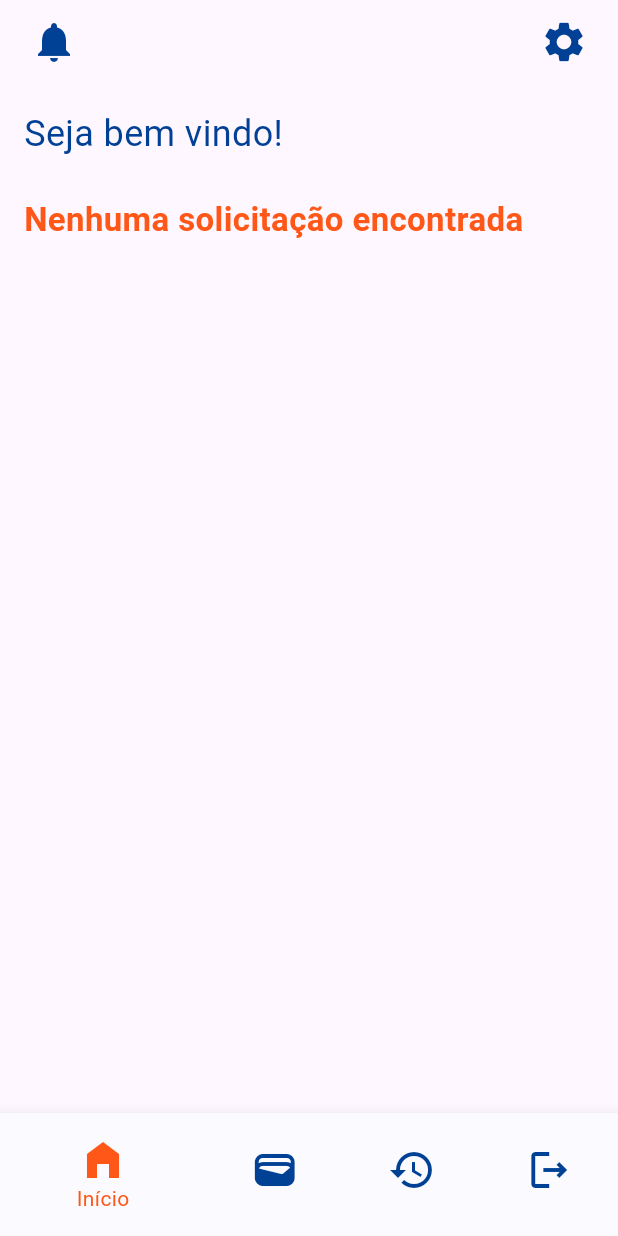
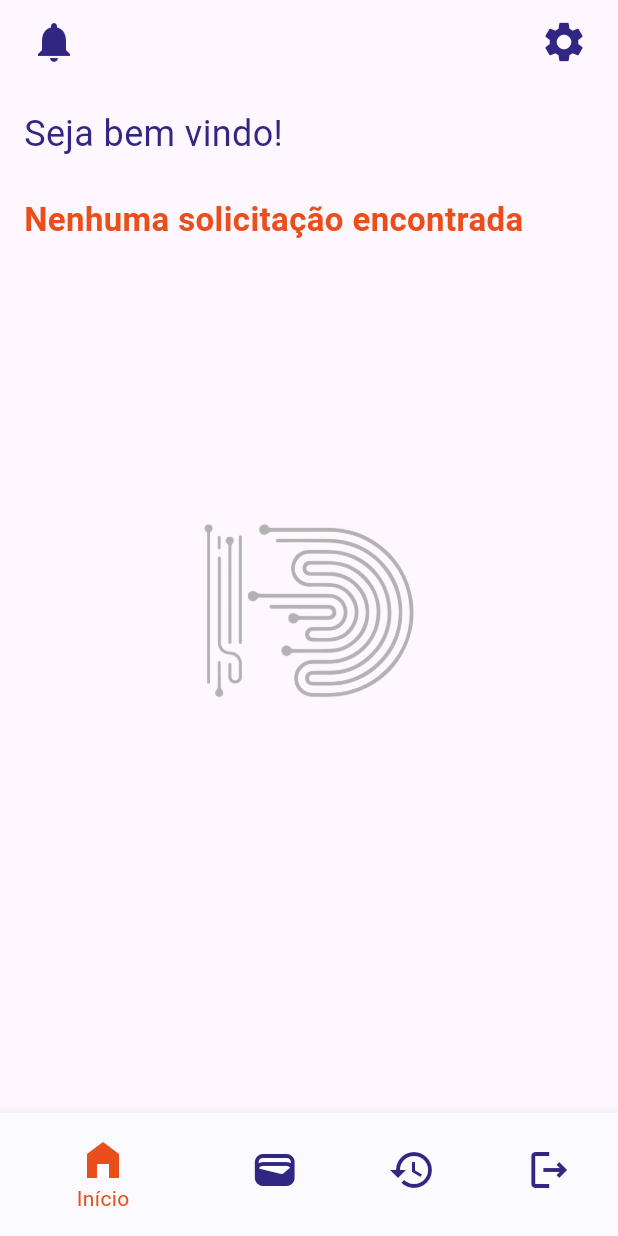
Before and after one commit to One-Tech-Devs/ID_frontend, a Flutter app: the LandingScreen screen opened directly, on a phone screen of 412 x 824 dp. Run offline on Flutter 3.47's test engine with Material 2 defaults, Android fonts, the light colour scheme and no system bars; our stand-ins replace cloud_firestore, firebase_core, firebase_messaging, flutter_local_notifications, local_auth, rxdart and 1 more; missing offline and left inert: bloc_provider, local_auth_android, local_auth_ios; accounts and stored records are empty.

Commit message:
alteracao cores, adicionado logotipo

```diff
--- a/one_tech_id_frontend/lib/config/colors_constant/colors_code.dart
+++ b/one_tech_id_frontend/lib/config/colors_constant/colors_code.dart
@@ -1,8 +1,8 @@
 import 'dart:ui';
 
 class IdColors {
-  static const Color unselectedconColor = Color.fromARGB(255, 0, 64, 149);
-  static const Color selectedColor = Color.fromARGB(255, 255, 87, 23);
+  static const Color unselectedconColor = Color.fromARGB(255, 49, 39, 131);
+  static const Color selectedColor = Color.fromARGB(255, 233, 78, 27);
   static const Color navBarColor = Color.fromARGB(255, 251, 251, 255);
   static const Color rejectButton = Color.fromARGB(255, 173, 51, 0);
 }
--- a/one_tech_id_frontend/lib/screens/access/login_screen.dart
+++ b/one_tech_id_frontend/lib/screens/access/login_screen.dart
@@ -1,4 +1,5 @@
 import 'package:flutter/material.dart';
+import 'package:one_tech_data_control/config/colors_constant/colors_code.dart';
 import 'package:one_tech_data_control/screens/landing_screen.dart';
 import 'package:one_tech_data_control/shared/widgets/login/bottom_sheet_login.dart';
 import '../../core/services/local_auth_service.dart';
@@ -40,6 +41,9 @@ class _LoginScreenState extends State<LoginScreen> {
                   Container(
                     width: constraints.maxWidth * 0.76,
                     child: FilledButton(
+                        style: ButtonStyle(
+                            backgroundColor: MaterialStatePropertyAll(
+                                IdColors.unselectedconColor)),
                         onPressed: () {
                           showModalBottomSheet(
                             isScrollControlled: true,
@@ -61,6 +65,9 @@ class _LoginScreenState extends State<LoginScreen> {
                   Container(
                     width: constraints.maxWidth * 0.76,
                     child: FilledButton(
+                        style: ButtonStyle(
+                            backgroundColor: MaterialStatePropertyAll(
+                                IdColors.unselectedconColor)),
                         onPressed: () async {
                           final authenticate = await LocalAuth.authenticate();
 
@@ -83,7 +90,7 @@ class _LoginScreenState extends State<LoginScreen> {
                       onPressed: () {},
                       child: const Text(
                         "Não possui uma ID ainda?\n Clique aqui para criar uma.",
-                        style: TextStyle(),
+                        style: TextStyle(color: IdColors.unselectedconColor),
                       ))
                 ],
               ),
--- a/one_tech_id_frontend/lib/screens/home_screen.dart
+++ b/one_tech_id_frontend/lib/screens/home_screen.dart
@@ -17,15 +17,15 @@ class _HomeScreenState extends State<HomeScreen> {
   Widget build(BuildContext context) {
     return Scaffold(
       body: Padding(
-        padding: EdgeInsets.all(16),
+        padding: const EdgeInsets.all(16),
         child: Column(
           crossAxisAlignment: CrossAxisAlignment.start,
           children: [
             HelloStreamWidget(),
-            SizedBox(
+            const SizedBox(
               height: 25,
             ),
-            Text(
+            const Text(
               "Nenhuma solicitação encontrada",
               style: TextStyle(
                   fontSize: 22,
@@ -36,6 +36,17 @@ class _HomeScreenState extends State<HomeScreen> {
             const SizedBox(
               height: 25,
             ),
+            Padding(
+              padding:
+                  const EdgeInsets.symmetric(horizontal: 105, vertical: 95),
+              child: SizedBox(
+                height: 250,
+                width: 180,
+                child: Center(
+                  child: Image.asset("assets/app/ID_marcadagua.png"),
+                ),
+              ),
+            )
           ],
         ),
       ),
--- a/one_tech_id_frontend/lib/screens/landing_screen.dart
+++ b/one_tech_id_frontend/lib/screens/landing_screen.dart
@@ -1,4 +1,5 @@
 import 'package:flutter/material.dart';
+import '../config/colors_constant/colors_code.dart';
 import '../shared/widgets/bottom_nav_bars/bottom_navigation_bar.dart';
 import 'data_vault/data_vault_lading_page.dart';
 import 'history/history_landing_page.dart';
@@ -29,7 +30,7 @@ class _LandingScreenState extends State<LandingScreen> {
             child: IconButton(
               onPressed: () {},
               icon: const Icon(Icons.notifications,
-                  size: 32, color: Color.fromARGB(255, 0, 64, 149)),
+                  size: 32, color: IdColors.unselectedconColor),
             ),
           ),
           automaticallyImplyLeading: false,
@@ -41,7 +42,7 @@ class _LandingScreenState extends State<LandingScreen> {
                   icon: const Icon(
                     Icons.settings,
                     size: 32,
-                    color: Color.fromARGB(255, 0, 64, 149),
+                    color: IdColors.unselectedconColor,
                   )),
             )
           ]),
```
Also changed, not shown: one_tech_id_frontend/pubspec.yaml (+4 -3 lines), one_tech_id_frontend/assets/app/ID_marcadagua.png (added), one_tech_id_frontend/assets/app/ID_transp.png (added).
